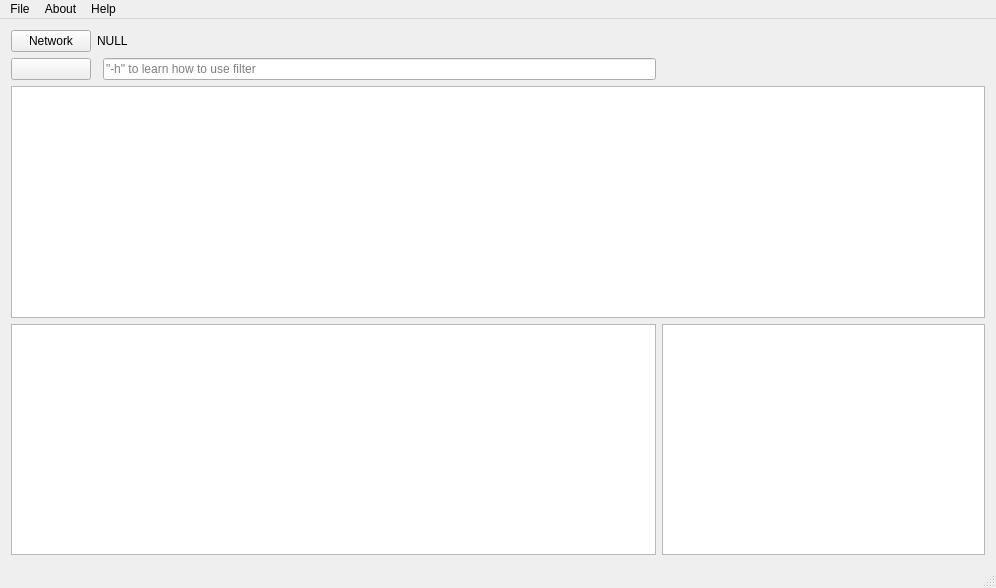
First picture: the form in ui/mainwindow.ui, repository zqzqz/SimpleSniffer, before the edit.
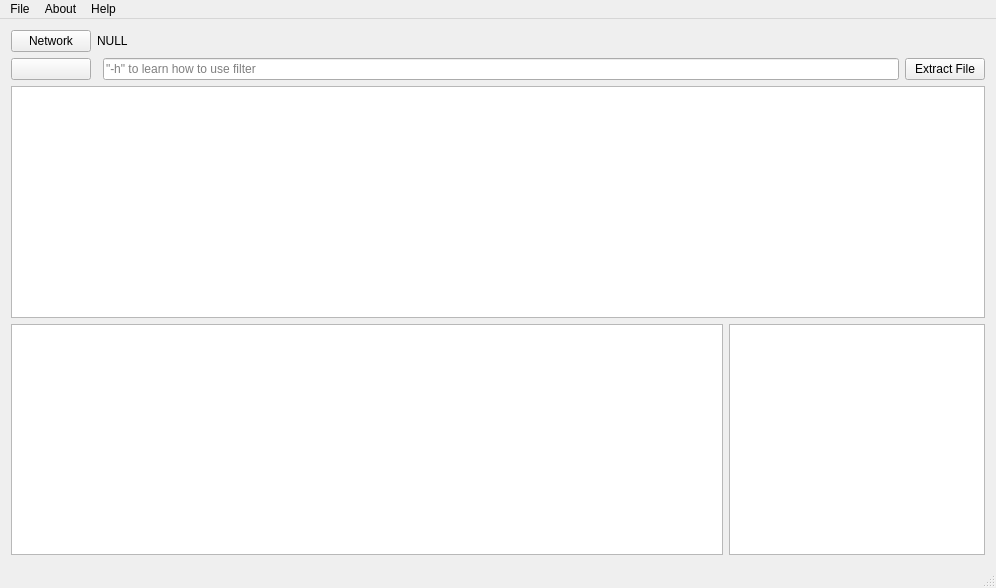
Second picture: the form after the edit. Icons and pictures are not drawn.

The edit to the form file:
```diff
--- a/ui/mainwindow.ui
+++ b/ui/mainwindow.ui
@@ -16,8 +16,8 @@
   <widget class="QWidget" name="centralWidget">
    <layout class="QGridLayout" name="gridLayout_2">
     <item row="0" column="0">
-     <layout class="QGridLayout" name="gridLayout_3" rowstretch="0,0,0,0,0,0,0" columnstretch="2,1">
-      <item row="3" column="0" colspan="2">
+     <layout class="QGridLayout" name="gridLayout_3" rowstretch="0,0,0,0,0,0,0,0,0" columnstretch="2,0">
+      <item row="5" column="0" colspan="2">
        <widget class="QTableView" name="tableView">
         <property name="lineWidth">
          <number>1</number>
@@ -30,14 +30,7 @@
         </property>
        </widget>
       </item>
-      <item row="6" column="0">
-       <widget class="QTreeView" name="treeView">
-        <property name="contextMenuPolicy">
-         <enum>Qt::CustomContextMenu</enum>
-        </property>
-       </widget>
-      </item>
-      <item row="6" column="1">
+      <item row="8" column="1">
        <widget class="QTextBrowser" name="textBrowser">
         <property name="font">
          <font>
@@ -46,9 +39,40 @@
         </property>
        </widget>
       </item>
-      <item row="0" column="0">
+      <item row="8" column="0">
+       <widget class="QTreeView" name="treeView">
+        <property name="contextMenuPolicy">
+         <enum>Qt::CustomContextMenu</enum>
+        </property>
+       </widget>
+      </item>
+      <item row="4" column="0" colspan="2">
        <layout class="QGridLayout" name="gridLayout">
-        <item row="2" column="0">
+        <item row="1" column="1" colspan="2">
+         <widget class="QLabel" name="netLabel">
+          <property name="text">
+           <string>NULL</string>
+          </property>
+         </widget>
+        </item>
+        <item row="3" column="2">
+         <widget class="QLineEdit" name="filter">
+          <property name="text">
+           <string/>
+          </property>
+          <property name="placeholderText">
+           <string>&quot;-h&quot; to learn how to use filter</string>
+          </property>
+         </widget>
+        </item>
+        <item row="1" column="0">
+         <widget class="QPushButton" name="chooseNetButton">
+          <property name="text">
+           <string>Network</string>
+          </property>
+         </widget>
+        </item>
+        <item row="3" column="0">
          <widget class="QPushButton" name="start">
           <property name="toolTip">
            <string extracomment="Start (Ctrl+S)"/>
@@ -74,27 +98,10 @@
           </property>
          </widget>
         </item>
-        <item row="1" column="0">
-         <widget class="QPushButton" name="chooseNetButton">
+        <item row="3" column="3">
+         <widget class="QPushButton" name="fileButton">
           <property name="text">
-           <string>Network</string>
-          </property>
-         </widget>
-        </item>
-        <item row="2" column="2">
-         <widget class="QLineEdit" name="filter">
-          <property name="text">
-           <string/>
-          </property>
-          <property name="placeholderText">
-           <string>&quot;-h&quot; to learn how to use filter</string>
-          </property>
-         </widget>
-        </item>
-        <item row="1" column="1" colspan="2">
-         <widget class="QLabel" name="netLabel">
-          <property name="text">
-           <string>NULL</string>
+           <string>Extract File</string>
           </property>
          </widget>
         </item>
```
